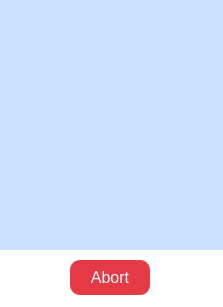
First picture: the form in ui_files/animation.ui, repository Amanrai503/Secure-file-management-system, before the edit.
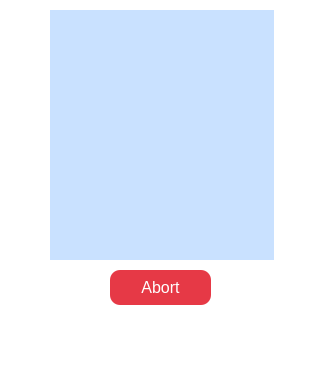
Second picture: the form after the edit. Icons and pictures are not drawn.

What changed in the file:
```diff
--- a/ui_files/animation.ui
+++ b/ui_files/animation.ui
@@ -6,8 +6,8 @@
    <rect>
     <x>0</x>
     <y>0</y>
-    <width>223</width>
-    <height>307</height>
+    <width>321</width>
+    <height>375</height>
    </rect>
   </property>
   <property name="windowTitle">
@@ -19,8 +19,8 @@
   <widget class="QLabel" name="lab">
    <property name="geometry">
     <rect>
-     <x>0</x>
-     <y>0</y>
+     <x>50</x>
+     <y>10</y>
      <width>224</width>
      <height>250</height>
     </rect>
@@ -41,9 +41,9 @@
   <widget class="QPushButton" name="pushButton_2">
    <property name="geometry">
     <rect>
-     <x>70</x>
-     <y>260</y>
-     <width>80</width>
+     <x>110</x>
+     <y>270</y>
+     <width>101</width>
      <height>35</height>
     </rect>
    </property>
@@ -73,6 +73,34 @@
    <property name="text">
     <string>Abort</string>
    </property>
+   <property name="icon">
+    <iconset resource="../resource.qrc">
+     <normaloff>:/icons/resources/icons8-close-52.png</normaloff>:/icons/resources/icons8-close-52.png</iconset>
+   </property>
+  </widget>
+  <widget class="QLabel" name="label">
+   <property name="geometry">
+    <rect>
+     <x>60</x>
+     <y>330</y>
+     <width>211</width>
+     <height>16</height>
+    </rect>
+   </property>
+   <property name="styleSheet">
+    <string notr="true">QLabel {
+	background:transparent;
+    font-family: 'Arial';
+    color: #333; /* Dark Gray */
+}
+</string>
+   </property>
+   <property name="text">
+    <string/>
+   </property>
+   <property name="alignment">
+    <set>Qt::AlignCenter</set>
+   </property>
   </widget>
  </widget>
  <resources/>
```
Left out of the diff: 4 changed lines with no effect on the pictures.
